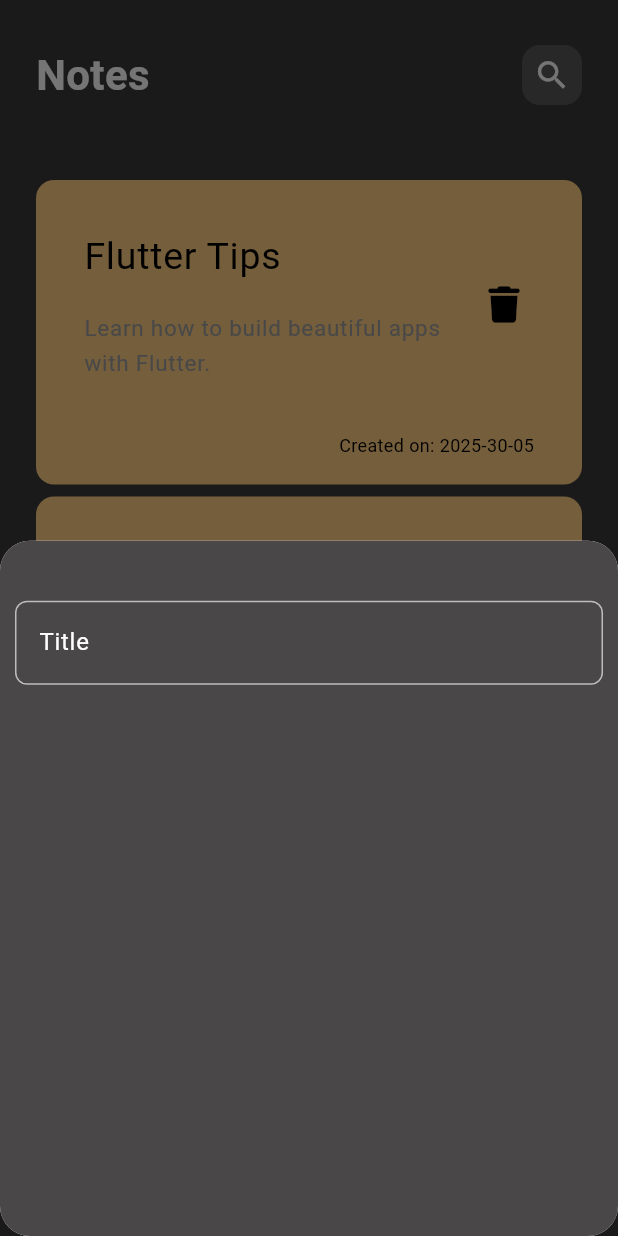
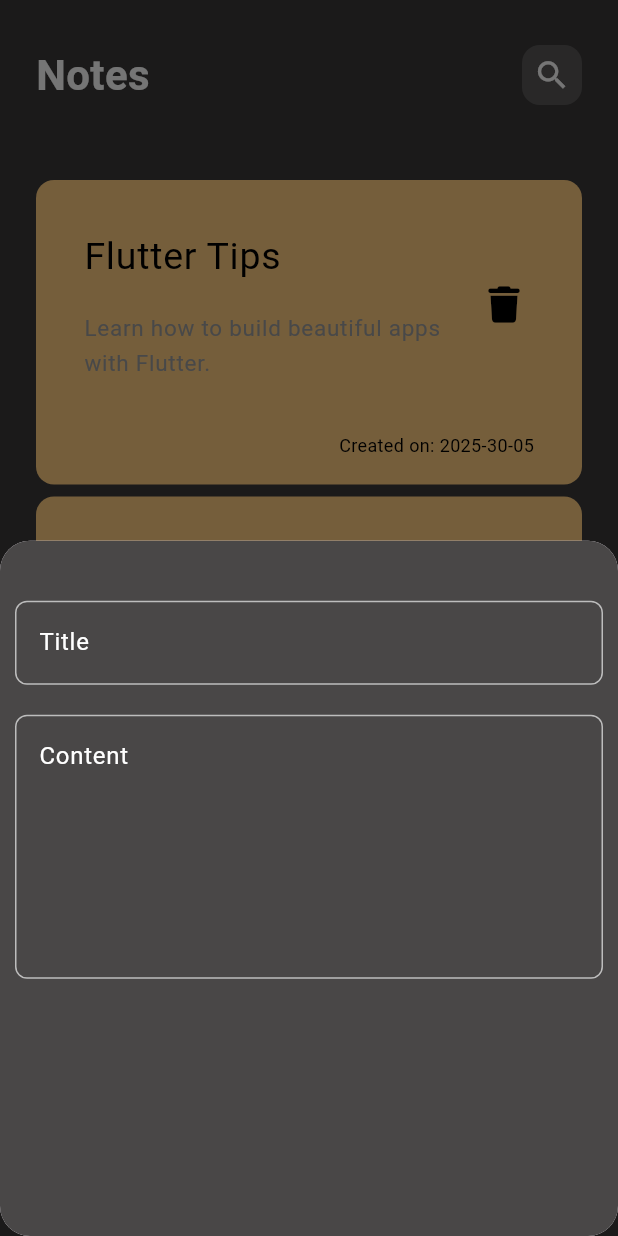
Before and after one commit to Mohandshraf/NotesApp, a Flutter app: the screen it shows after launch, after a tap on the "add" icon, on a phone screen of 412 x 824 dp. Run offline on Flutter 3.47's test engine with Material 3 defaults, Android fonts, the phone set to English and light mode, and no system bars; our stand-ins replace device_preview, font_awesome_flutter.

Commit message:
feat: update AddButtom to include title and content fields, enhance CustomTextField with dynamic hint text and maxLines

```diff
--- a/lib/views/add_note_buttom_sheet.dart
+++ b/lib/views/add_note_buttom_sheet.dart
@@ -8,7 +8,13 @@ class AddButtom extends StatelessWidget {
   Widget build(BuildContext context) {
     return Container(
       color: const Color.fromARGB(255, 73, 71, 71),
-      child: Column(children: [SizedBox(height: 30), CustomTextField()]),
+      child: Column(
+        children: [
+          SizedBox(height: 30),
+          CustomTextField(hintText: "Title"),
+          CustomTextField(hintText: "Content", maxLines: 6),
+        ],
+      ),
     );
   }
 }
--- a/lib/views/custom_text_field.dart
+++ b/lib/views/custom_text_field.dart
@@ -1,16 +1,19 @@
 import 'package:flutter/material.dart';
 
 class CustomTextField extends StatelessWidget {
-  const CustomTextField({super.key});
-
+  const CustomTextField({super.key, required this.hintText, this.maxLines = 1});
+  final String? hintText;
+  final int maxLines;
   @override
   Widget build(BuildContext context) {
     return Padding(
       padding: const EdgeInsets.all(10),
+
       child: TextField(
+        maxLines: maxLines,
         cursorColor: Colors.white,
         decoration: InputDecoration(
-          hintText: 'Title',
+          hintText: hintText,
           hintStyle: TextStyle(color: Colors.white),
           enabled: true,
           enabledBorder: OutlineInputBorder(
```
